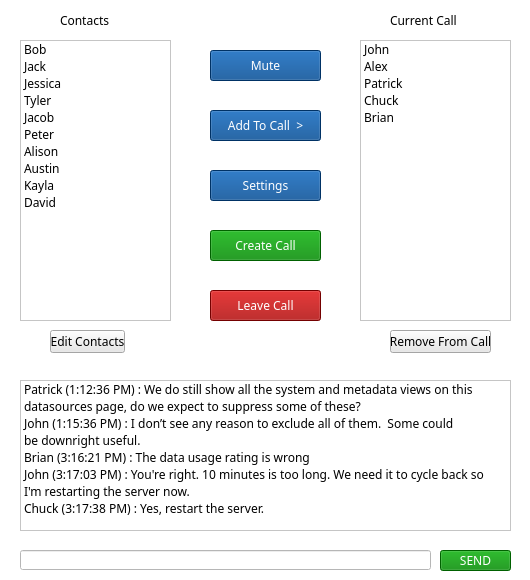
First picture: the form in GUI.ui, repository jreagan4/CS4850, before the edit.
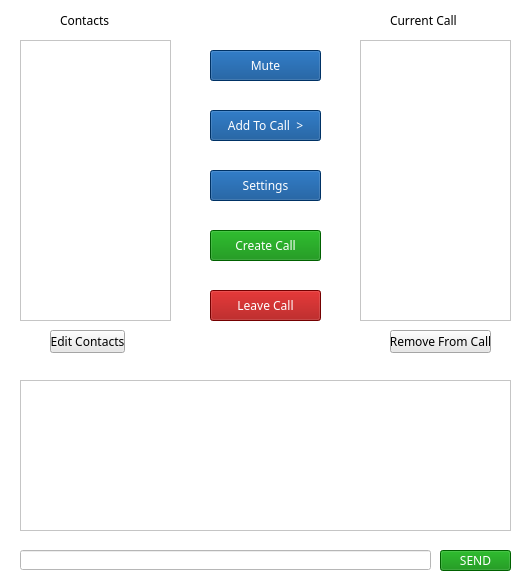
Second picture: the form after the edit. Icons and pictures are not drawn.

The edit to the form file:
```diff
--- a/GUI.ui
+++ b/GUI.ui
@@ -488,56 +488,6 @@
    <property name="styleSheet">
     <string notr="true">background-color: rgb(255, 255, 255);</string>
    </property>
-   <item>
-    <property name="text">
-     <string>Bob</string>
-    </property>
-   </item>
-   <item>
-    <property name="text">
-     <string>Jack</string>
-    </property>
-   </item>
-   <item>
-    <property name="text">
-     <string>Jessica</string>
-    </property>
-   </item>
-   <item>
-    <property name="text">
-     <string>Tyler</string>
-    </property>
-   </item>
-   <item>
-    <property name="text">
-     <string>Jacob</string>
-    </property>
-   </item>
-   <item>
-    <property name="text">
-     <string>Peter</string>
-    </property>
-   </item>
-   <item>
-    <property name="text">
-     <string>Alison</string>
-    </property>
-   </item>
-   <item>
-    <property name="text">
-     <string>Austin</string>
-    </property>
-   </item>
-   <item>
-    <property name="text">
-     <string>Kayla</string>
-    </property>
-   </item>
-   <item>
-    <property name="text">
-     <string>David</string>
-    </property>
-   </item>
   </widget>
   <widget class="QPushButton" name="addToCallButton">
    <property name="geometry">
@@ -679,31 +629,6 @@
    <property name="styleSheet">
     <string notr="true">background-color: rgb(255, 255, 255);</string>
    </property>
-   <item>
-    <property name="text">
-     <string>John</string>
-    </property>
-   </item>
-   <item>
-    <property name="text">
-     <string>Alex</string>
-    </property>
-   </item>
-   <item>
-    <property name="text">
-     <string>Patrick</string>
-    </property>
-   </item>
-   <item>
-    <property name="text">
-     <string>Chuck</string>
-    </property>
-   </item>
-   <item>
-    <property name="text">
-     <string>Brian</string>
-    </property>
-   </item>
   </widget>
   <widget class="QListWidget" name="chatBox">
    <property name="enabled">
@@ -738,74 +663,6 @@
    <property name="styleSheet">
     <string notr="true">background-color: rgb(255, 255, 255);</string>
    </property>
-   <item>
-    <property name="text">
-     <string>Patrick (1:12:36 PM) : We do still show all the system and metadata views on this </string>
-    </property>
-   </item>
-   <item>
-    <property name="text">
-     <string>datasources page, do we expect to suppress some of these?</string>
-    </property>
-   </item>
-   <item>
-    <property name="text">
-     <string>John (1:15:36 PM) : I don’t see any reason to exclude all of them.  Some could </string>
-    </property>
-    <property name="toolTip">
-     <string extracomment="CurrentConnections"/>
-    </property>
-    <property name="statusTip">
-     <string extracomment="CurrentConnections"/>
-    </property>
-    <property name="whatsThis">
-     <string extracomment="CurrentConnections"/>
-    </property>
-    <property name="font">
-     <font>
-      <weight>50</weight>
-      <bold>false</bold>
-     </font>
-    </property>
-    <property name="background">
-     <brush brushstyle="NoBrush">
-      <color alpha="255">
-       <red>170</red>
-       <green>0</green>
-       <blue>0</blue>
-      </color>
-     </brush>
-    </property>
-    <property name="icon">
-     <iconset theme="1">
-      <normaloff>../.designer/backup</normaloff>../.designer/backup</iconset>
-    </property>
-   </item>
-   <item>
-    <property name="text">
-     <string>be downright useful.</string>
-    </property>
-   </item>
-   <item>
-    <property name="text">
-     <string>Brian (3:16:21 PM) : The data usage rating is wrong</string>
-    </property>
-   </item>
-   <item>
-    <property name="text">
-     <string>John (3:17:03 PM) : You're right. 10 minutes is too long. We need it to cycle back so</string>
-    </property>
-   </item>
-   <item>
-    <property name="text">
-     <string>I'm restarting the server now.</string>
-    </property>
-   </item>
-   <item>
-    <property name="text">
-     <string>Chuck (3:17:38 PM) : Yes, restart the server.</string>
-    </property>
-   </item>
   </widget>
   <widget class="QLineEdit" name="chatInputBox">
    <property name="geometry">
```
Left out of the diff: 10 changed lines with no effect on the pictures.
